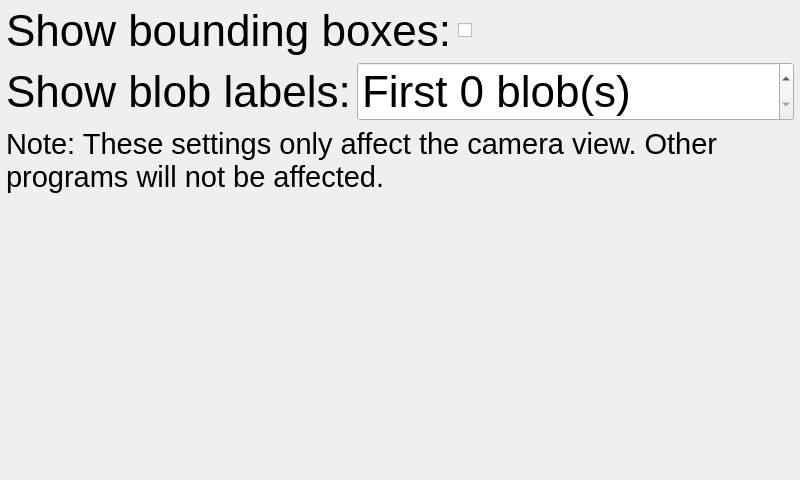
First picture: the form in ui/CameraSettingsWidget.ui, repository kipr/botui, before the edit.
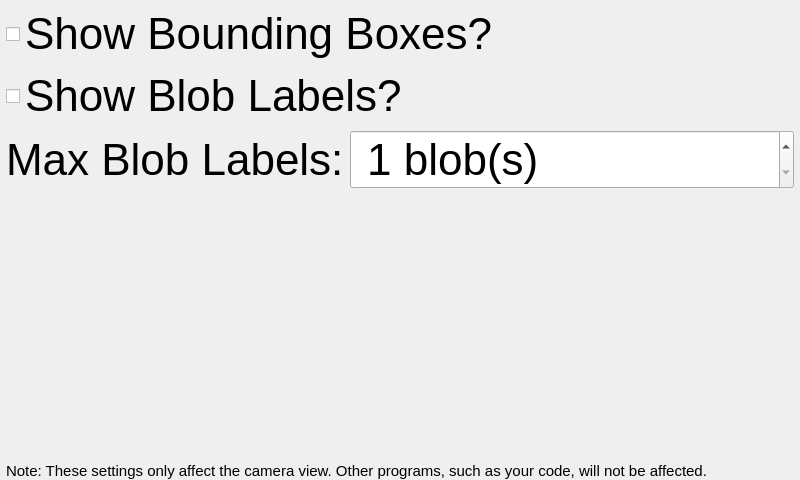
Second picture: the form after the edit.

Commit message: Fixed the blob labels menu, made it more intuitive

What changed in the file:
```diff
--- a/ui/CameraSettingsWidget.ui
+++ b/ui/CameraSettingsWidget.ui
@@ -27,19 +27,7 @@
     <number>0</number>
    </property>
    <item>
-    <layout class="QHBoxLayout" name="horizontalLayout_2" stretch="0,1">
-     <item>
-      <widget class="QLabel" name="label_2">
-       <property name="font">
-        <font>
-         <pointsize>33</pointsize>
-        </font>
-       </property>
-       <property name="text">
-        <string>Show bounding boxes:</string>
-       </property>
-      </widget>
-     </item>
+    <layout class="QHBoxLayout" name="horizontalLayout_2" stretch="1">
      <item>
       <widget class="QCheckBox" name="boundingBox">
        <property name="minimumSize">
@@ -54,7 +42,7 @@
         </font>
        </property>
        <property name="text">
-        <string/>
+        <string>Show Bounding Boxes?</string>
        </property>
        <property name="iconSize">
         <size>
@@ -66,6 +54,33 @@
      </item>
     </layout>
    </item>
+   <item>
+    <layout class="QVBoxLayout" name="verticalLayout_2"/>
+   </item>
+   <item>
+    <widget class="QCheckBox" name="blobLabels">
+     <property name="sizePolicy">
+      <sizepolicy hsizetype="Minimum" vsizetype="Fixed">
+       <horstretch>0</horstretch>
+       <verstretch>0</verstretch>
+      </sizepolicy>
+     </property>
+     <property name="font">
+      <font>
+       <pointsize>33</pointsize>
+      </font>
+     </property>
+     <property name="text">
+      <string>Show Blob Labels?</string>
+     </property>
+     <property name="iconSize">
+      <size>
+       <width>18</width>
+       <height>18</height>
+      </size>
+     </property>
+    </widget>
+   </item>
    <item>
     <layout class="QHBoxLayout" name="horizontalLayout" stretch="0,1">
      <item>
@@ -76,7 +91,7 @@
         </font>
        </property>
        <property name="text">
-        <string>Show blob labels:</string>
+        <string>Max Blob Labels:</string>
        </property>
       </widget>
      </item>
@@ -91,7 +106,10 @@
         <string> blob(s)</string>
        </property>
        <property name="prefix">
-        <string>First </string>
+        <string> </string>
+       </property>
+       <property name="minimum">
+        <number>1</number>
        </property>
        <property name="maximum">
         <number>10</number>
@@ -100,21 +118,6 @@
      </item>
     </layout>
    </item>
-   <item>
-    <widget class="QLabel" name="label_3">
-     <property name="font">
-      <font>
-       <pointsize>22</pointsize>
-      </font>
-     </property>
-     <property name="text">
-      <string>Note: These settings only affect the camera view. Other programs will not be affected.</string>
-     </property>
-     <property name="wordWrap">
-      <bool>true</bool>
-     </property>
-    </widget>
-   </item>
    <item>
     <spacer name="verticalSpacer">
      <property name="orientation">
@@ -128,6 +131,21 @@
      </property>
     </spacer>
    </item>
+   <item>
+    <widget class="QLabel" name="label_3">
+     <property name="font">
+      <font>
+       <pointsize>11</pointsize>
+      </font>
+     </property>
+     <property name="text">
+      <string>Note: These settings only affect the camera view. Other programs, such as your code, will not be affected.</string>
+     </property>
+     <property name="wordWrap">
+      <bool>true</bool>
+     </property>
+    </widget>
+   </item>
   </layout>
  </widget>
  <resources/>
```
The commit also changes 2 other files.
